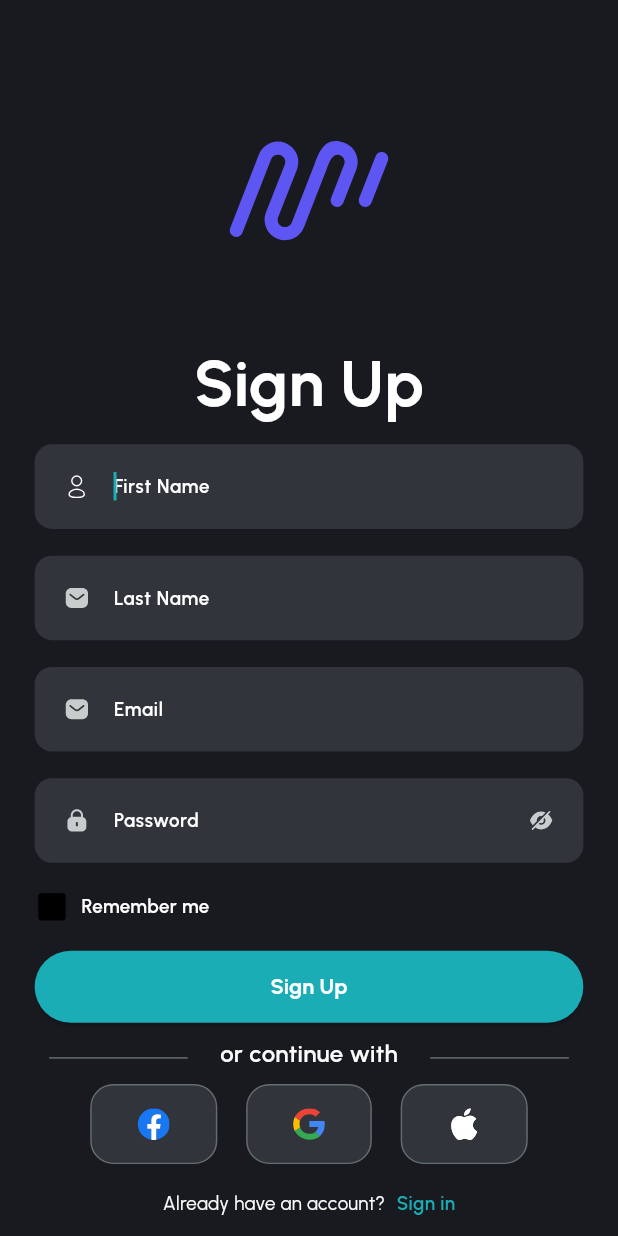
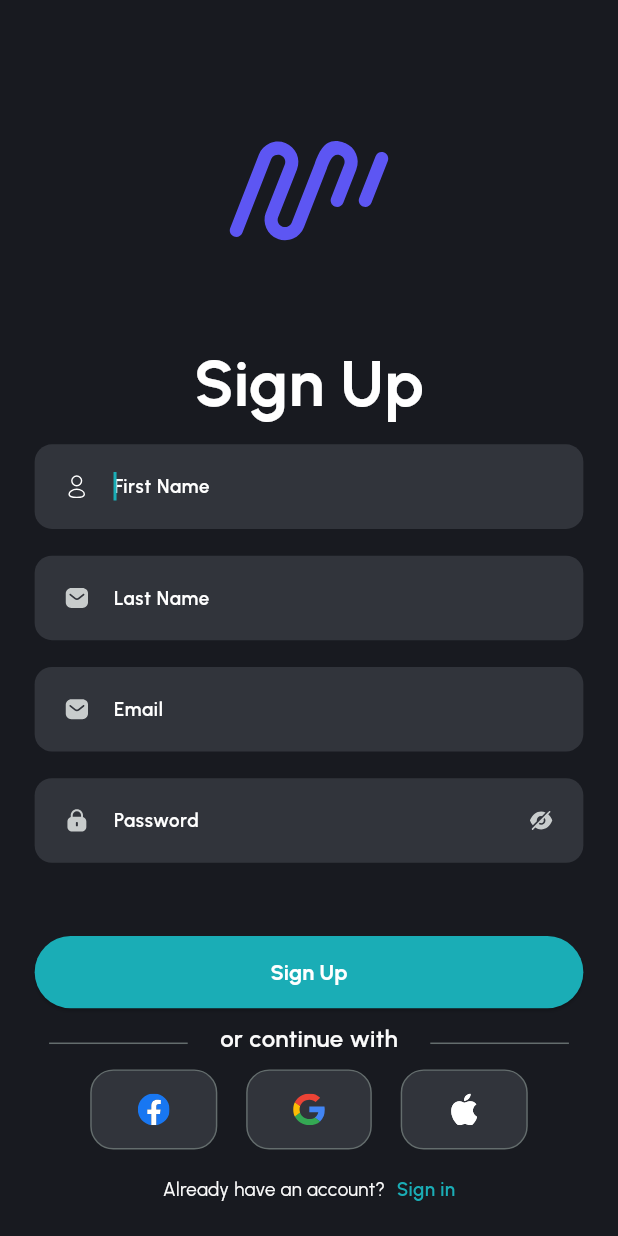
Before and after one commit to Badr-Ait-Hammou/Sports_Event, a Flutter app: the SignUpPage screen opened by its route, on a phone screen of 412 x 824 dp. Run offline on Flutter 3.47's test engine with Material 3 defaults, Android fonts, the phone set to English and light mode, and no system bars; our stand-ins replace cached_network_image, cloud_firestore, firebase_auth, firebase_core, flutter_svg, pin_code_fields; accounts and stored records are empty; generated files the repository leaves out were written again.

Commit message:
navigation bar

```diff
--- a/lib/components/custom_bottom_bar.dart
+++ b/lib/components/custom_bottom_bar.dart
@@ -33,8 +33,8 @@ class CustomBottomBarState extends State<CustomBottomBar> {
     BottomMenuModel(
       icon: ImageConstant.imgNavBooking,
       activeIcon: ImageConstant.imgNavBooking,
-      title: "Booking",
-      type: BottomBarEnum.Booking,
+      title: "Events",
+      type: BottomBarEnum.Events,
     ),
     BottomMenuModel(
       icon: ImageConstant.imgNavProfile,
@@ -122,7 +122,7 @@ class CustomBottomBarState extends State<CustomBottomBar> {
 enum BottomBarEnum {
   Home,
   //Search,
-  Booking,
+  Events,
   Profile,
 }
 
--- a/lib/components/custom_elevated_button.dart
+++ b/lib/components/custom_elevated_button.dart
@@ -2,7 +2,6 @@ import 'package:flutter/material.dart';
 import 'package:sport_events/core/utils/size_utils.dart';
 import '../theme/custom_text_style.dart';
 import 'base_button.dart';
-
 
 class CustomElevatedButton extends BaseButton {
   CustomElevatedButton({
--- a/lib/core/utils/date_time_utils.dart
+++ b/lib/core/utils/date_time_utils.dart
@@ -1,5 +1,4 @@
-
-import 'package:intl/date_symbol_data_file.dart';
+import 'package:intl/date_symbol_data_local.dart';
 import 'package:intl/intl.dart';
 
 const String dateTimeFormatPattern = 'dd/MM/yyyy';
--- a/lib/core/utils/image_constant.dart
+++ b/lib/core/utils/image_constant.dart
@@ -6,7 +6,6 @@ class ImageConstant {
   static String splashimg1 = '$imagePath/sp1.jpg';
   static String splashimg2 = '$imagePath/sp2.jpg';
 
-  // Onboarding One images
   static String imgRectangle1420x428 = '$imagePath/img_rectangle_1_420x428.png';
 
   // Onboarding Two images
@@ -58,7 +57,6 @@ class ImageConstant {
 
   static String imgRectangle3400x300 = '$imagePath/img_rectangle_3_400x300.png';
 
-  // Notifications images
   static String imgClockPrimary = '$imagePath/img_clock_primary.svg';
 
   static String imgGroup = '$imagePath/img_group.svg';
@@ -67,14 +65,12 @@ class ImageConstant {
 
   static String imgLightBulb = '$imagePath/img_light_bulb.svg';
 
-  // My Bookmarks images
   static String imgMenuWhiteA700 = '$imagePath/img_menu_white_a700.svg';
 
   static String imgGrid = '$imagePath/img_grid.svg';
 
   static String imgRectangle5 = '$imagePath/img_rectangle_5.png';
 
-  // Search Page - Tab Container images
   static String imgNavSearchPrimary = '$imagePath/img_nav_search_primary.svg';
 
   // Search Type images
--- a/lib/pages/signUp_Page.dart
+++ b/lib/pages/signUp_Page.dart
@@ -175,15 +175,9 @@ class _SignUpPageState extends State<SignUpPage> {
           suffixConstraints: BoxConstraints(maxHeight: 60.v),
           obscureText: true,
           contentPadding: EdgeInsets.symmetric(vertical: 21.v)),
-      SizedBox(height: 20.v),
-      CustomCheckboxButton(
-          text: "Remember me",
-          value: rememberme,
-          padding: EdgeInsets.symmetric(vertical: 3.v),
-          onChange: (value) {
-            rememberme = value;
-          }),
-      SizedBox(height: 20.v),
+      SizedBox(height: 25.v),
+
+      SizedBox(height: 30.v),
       CustomElevatedButton(
           text: "Sign Up",
           onPressed: () {
@@ -194,23 +188,18 @@ class _SignUpPageState extends State<SignUpPage> {
 
   /// Section Widget
   Widget _buildOrDivider(BuildContext context) {
-    return Padding(
-        padding: EdgeInsets.symmetric(horizontal: 10.h),
-        child: Row(
-            mainAxisAlignment: MainAxisAlignment.spaceBetween,
+    return Padding(padding: EdgeInsets.symmetric(horizontal: 10.h),
+        child: Row(mainAxisAlignment: MainAxisAlignment.spaceBetween,
             crossAxisAlignment: CrossAxisAlignment.end,
             children: [
-              Padding(
-                  padding: EdgeInsets.only(top: 11.v, bottom: 9.v),
+              Padding(padding: EdgeInsets.only(top: 11.v, bottom: 9.v),
                   child: SizedBox(width: 96.h, child: Divider())),
               Text("or continue with",
                   style: CustomTextStyles.titleMediumGray50),
-              Padding(
-                  padding: EdgeInsets.only(top: 11.v, bottom: 9.v),
+              Padding(padding: EdgeInsets.only(top: 11.v, bottom: 9.v),
                   child: SizedBox(width: 96.h, child: Divider()))
             ]));
   }
-
   /// Section Widget
   Widget _buildSocial(BuildContext context) {
     return Padding(
--- a/lib/routes/app_routes.dart
+++ b/lib/routes/app_routes.dart
@@ -3,7 +3,7 @@ import 'package:flutter/material.dart';
 
 import '../pages/home_screen_container_screen/home_screen_container_screen.dart';
 import '../pages/login_Page.dart';
-import '../pages/operation_page/booking_ongoing_page.dart';
+import '../pages/operation_page/events_ongoing_page.dart';
 import '../pages/profile_settings_page/profile_settings_page.dart';
 import '../pages/signUp_Page.dart';
 import '../pages/splash_Page.dart';
@@ -14,7 +14,7 @@ class AppRoutes {
   static const String loginScreen = '/login';
   static const String signUpScreen = '/signup';
   static const String dashboard = '/dashboard';
-  static const String operations = '/operations';
+  static const String events = '/event';
   static const String homeScreen = '/home';
   static const String profileScreen = '/profile';
   static Map<String, WidgetBuilder> routes = {
@@ -23,7 +23,7 @@ class AppRoutes {
     signUpScreen: (context) => SignUpPage(),
     profileScreen: (context) => ProfilePage(),
     homeScreen: (context) => HomeContainerScreen(),
-    operations: (context) => BookingOngoingPage(),
+    events: (context) => EventsOngoingPage(),
     // dashboard: (context) => DashboardPage(),
     // homeScreen: (context) => HomeContainerScreen(),
     // profileScreen: (context) => ProfilePage()
```
Also changed, not shown: lib/pages/home_screen_container_screen/home_screen_container_screen.dart (+5 -5 lines), lib/pages/operation_page/events_ongoing_page.dart (renamed from lib/pages/operation_page/booking_ongoing_page.dart, +6 -6 lines), lib/pages/operation_page/widgets/eventsPage.dart (renamed from lib/pages/operation_page/widgets/bookingongoing_item_widget.dart), 2 other files.
